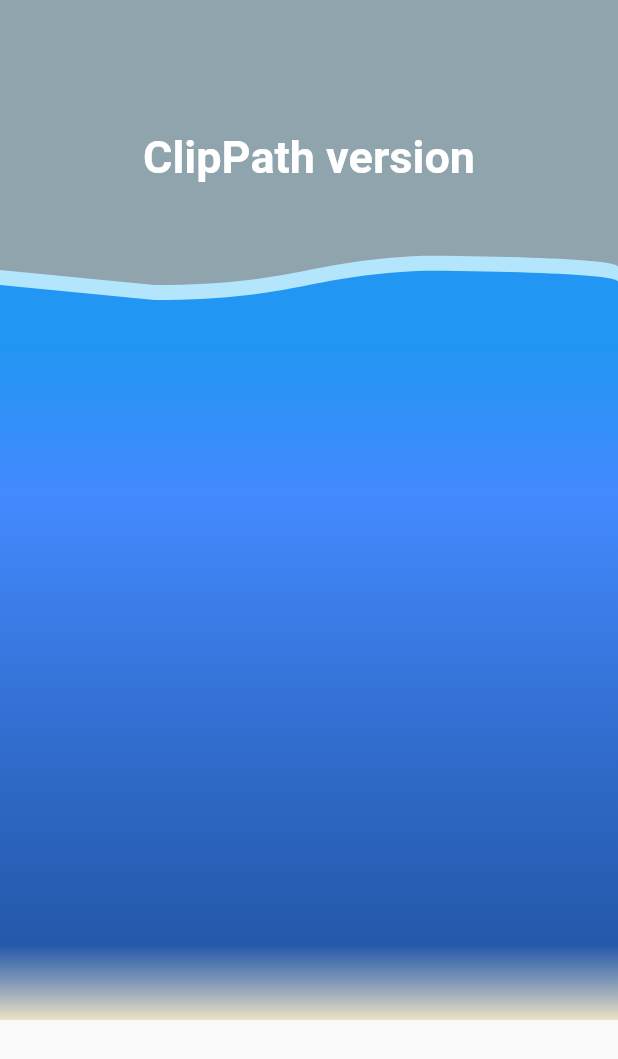
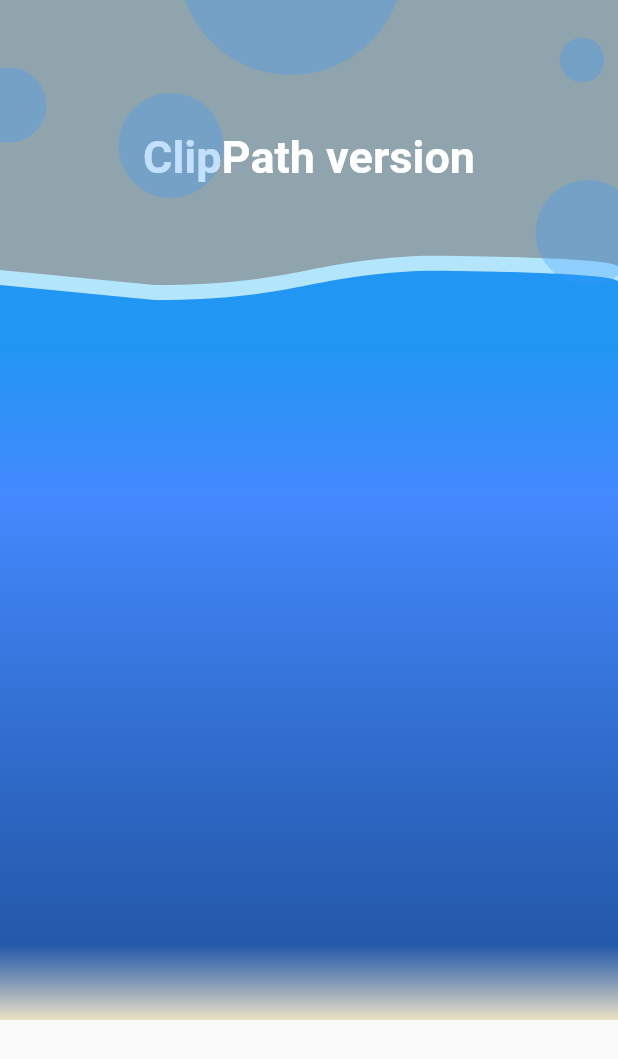
Before and after one commit to dznkos/design_clippath, a Flutter app: the screen it shows after launch, on a phone screen of 412 x 824 dp. Shown: the top 1059 px of the screen. Run offline on Flutter 3.47's test engine with Material 2 defaults, Android fonts, the phone set to English and light mode, and no system bars.

Commit message:
login_v0.3

```diff
--- a/lib/src/pages/login_page.dart
+++ b/lib/src/pages/login_page.dart
@@ -51,8 +51,24 @@ class LoginPage extends StatelessWidget {
                     ),
                   )
                 ),
+                Positioned( top: 45, left: -19, child: _crearCirculo(50) ),
+                Positioned( top: 120, right: -15, child: _crearCirculo(70) ),
+                Positioned( top: 62, left: 79, child: _crearCirculo(70) ),
+                Positioned( top: 25, right: 9, child: _crearCirculo(30) ),
+                Positioned( top: -100, left: 119, child: _crearCirculo(150) ),
+              ]
+      ),
+    );
+  }
 
-              ]
+  Widget _crearCirculo(double value){
+
+    return Container(
+      height: value,
+      width: value,
+      decoration: BoxDecoration(
+        borderRadius: BorderRadius.circular(100.0),
+        color: Color.fromRGBO(55, 155, 255, 0.3),
       ),
     );
   }
```
